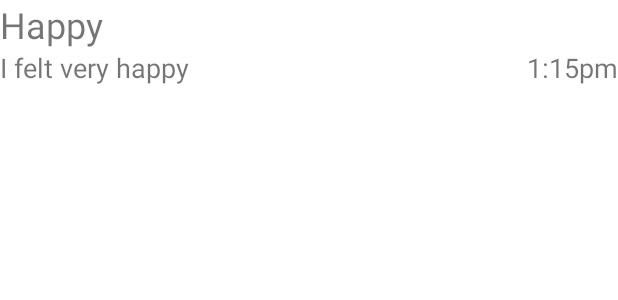
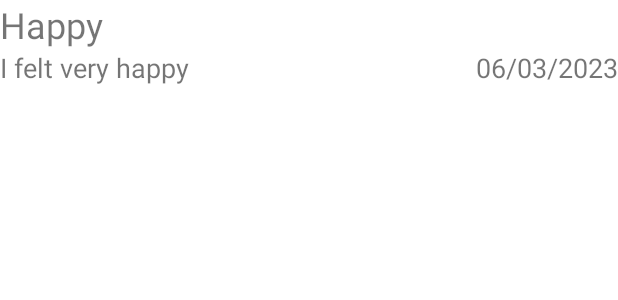
Before and after one commit to susmithagembali/moodapp, an Android app: the layout history_recycle.xml on its own in the app's theme, with its tools: preview values and no code run, on a phone screen of 412 x 824 dp. Shown: the top 300 px of the screen. Run offline under Robolectric (Android 15) with nearby library versions, the phone set to English and light mode, and no system bars.

Commit message:
moodapp2

```diff
--- a/app/src/main/res/layout/history_recycle.xml
+++ b/app/src/main/res/layout/history_recycle.xml
@@ -15,13 +15,14 @@
         android:layout_below="@+id/emotion1"
         android:text="I felt very happy"
         android:textSize="18sp"/>
+
     <TextView
         android:id="@+id/timestamp"
         android:layout_width="wrap_content"
         android:layout_height="wrap_content"
+        android:layout_below="@+id/emotion1"
         android:layout_alignParentRight="true"
-        android:text="1:15pm"
-        android:textSize="18sp"
-        android:layout_below="@+id/emotion1"/>
+        android:text="06/03/2023"
+        android:textSize="18sp" />
 
 </RelativeLayout>
```
Also changed, not shown: 1 other file.
